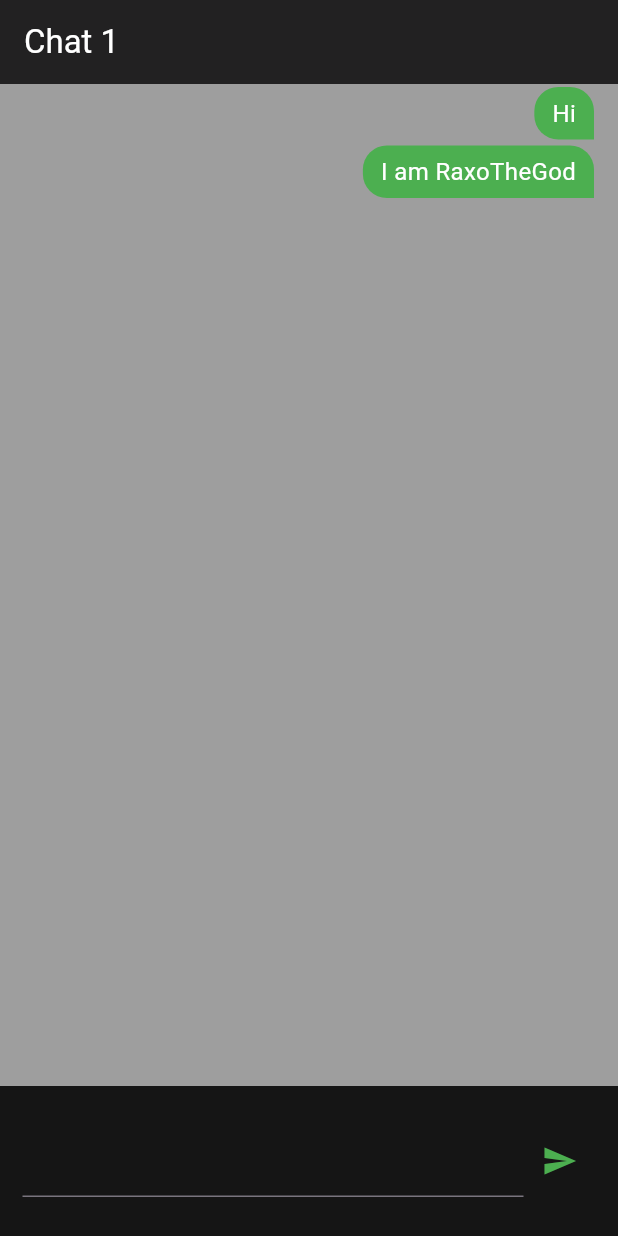
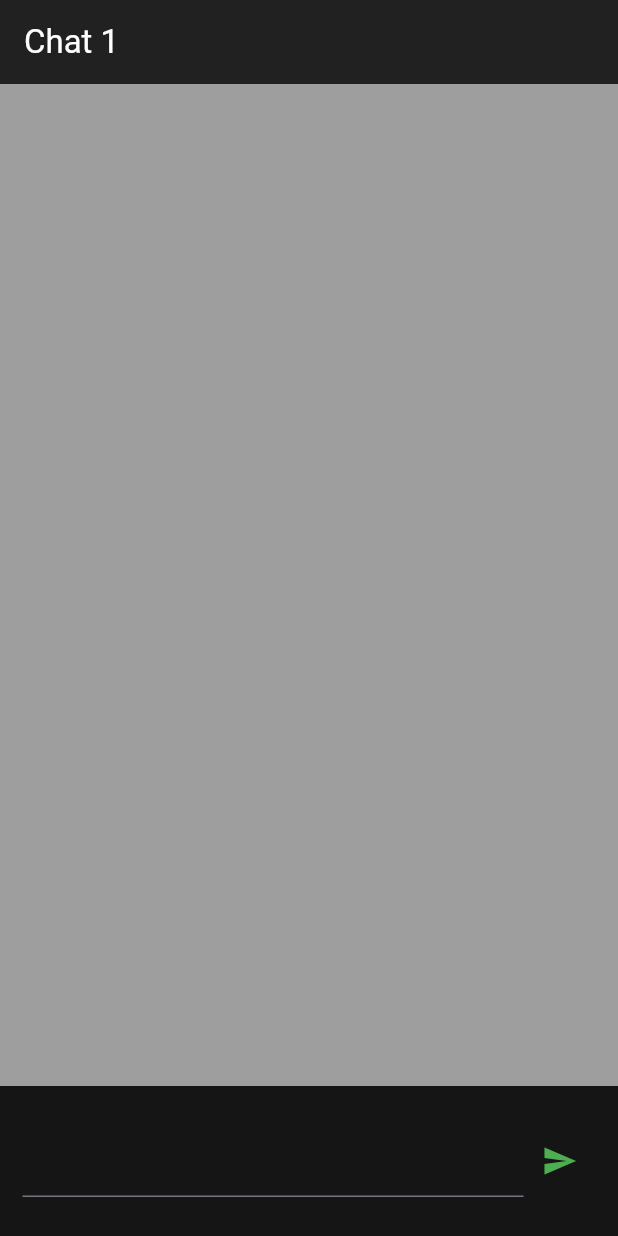
Before and after one commit to RaxoTheOne/chat_app, a Flutter app: the screen it shows after launch, on a phone screen of 412 x 824 dp. Run offline on Flutter 3.47's test engine with Material 3 defaults, Android fonts, the phone set to English and light mode, and no system bars; our stand-ins replace chat_bubbles.

Commit message:
constant List Chat changed

```diff
--- a/lib/const.dart
+++ b/lib/const.dart
@@ -1 +1 @@
-List chat = ['Hi' , 'I am RaxoTheGod'];
+List chat = [];
```
